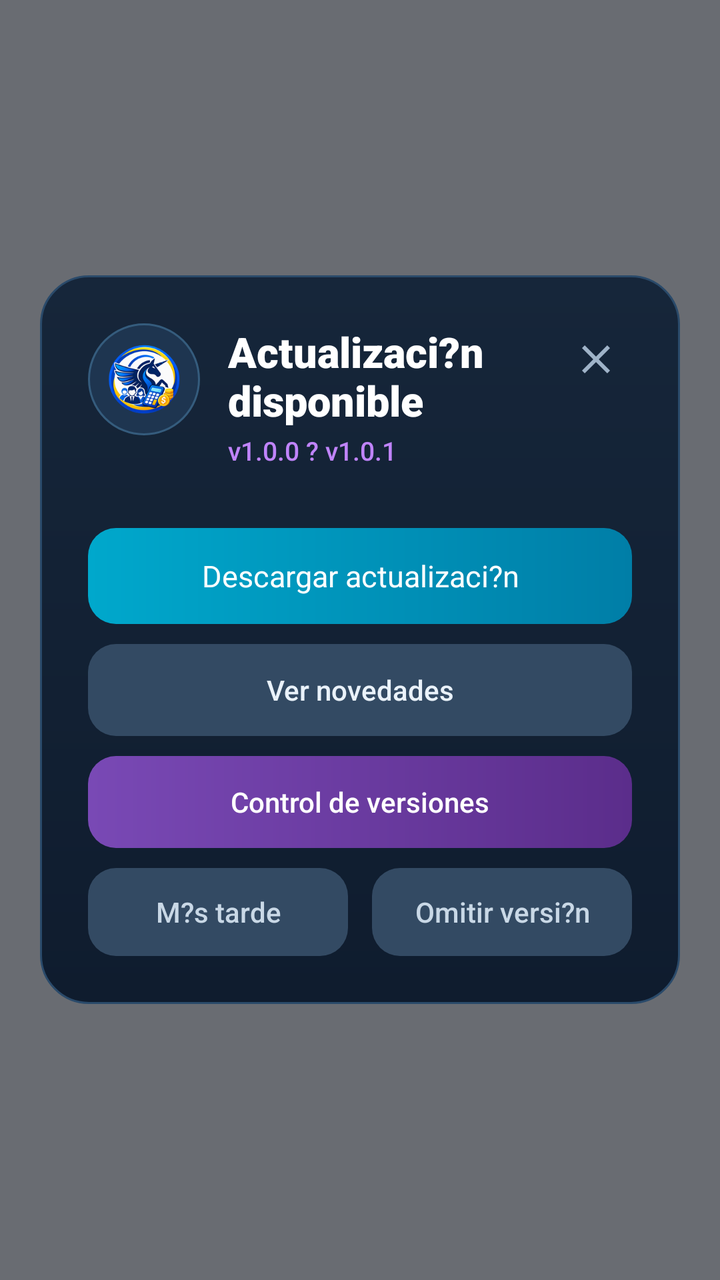
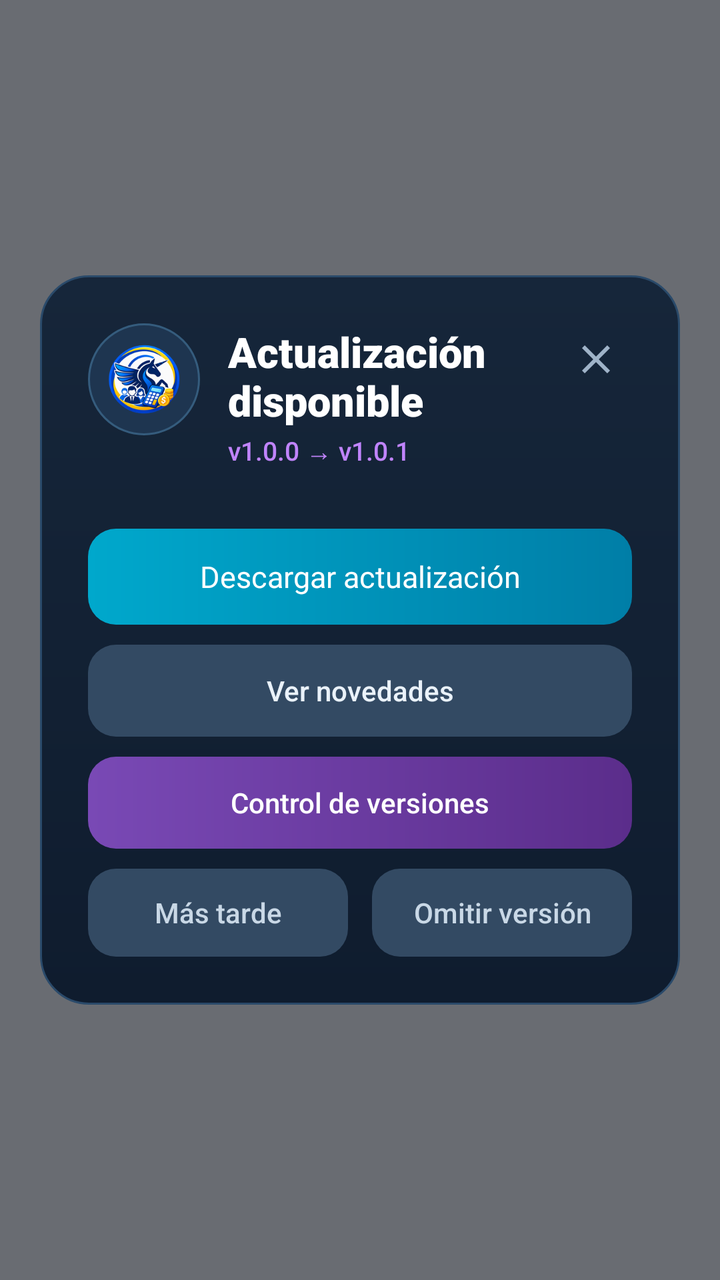

Compare the two renders of this Android layout. The source of the first and the diff that turns it into the second are given below.
<!-- AndroidManifest.xml: application theme Theme.UnicornioSoftware -->
<!-- res/layout/dialog_app_update.xml -->
<?xml version="1.0" encoding="utf-8"?>
<FrameLayout xmlns:android="http://schemas.android.com/apk/res/android"
    android:layout_width="match_parent"
    android:layout_height="match_parent"
    android:background="#99050B14"
    android:padding="20dp">

    <LinearLayout
        android:layout_width="match_parent"
        android:layout_height="wrap_content"
        android:layout_gravity="center"
        android:background="@drawable/bg_offline_card"
        android:orientation="vertical"
        android:padding="24dp">

        <LinearLayout
            android:layout_width="match_parent"
            android:layout_height="wrap_content"
            android:gravity="top"
            android:orientation="horizontal">

            <FrameLayout
                android:layout_width="56dp"
                android:layout_height="56dp"
                android:background="@drawable/bg_offline_icon"
                android:padding="10dp">

                <ImageView
                    android:layout_width="match_parent"
                    android:layout_height="match_parent"
                    android:contentDescription="@string/app_name"
                    android:scaleType="fitCenter"
                    android:src="@mipmap/ic_launcher_round" />
            </FrameLayout>

            <LinearLayout
                android:layout_width="0dp"
                android:layout_height="wrap_content"
                android:layout_marginStart="14dp"
                android:layout_weight="1"
                android:orientation="vertical"
                android:paddingEnd="8dp">

                <TextView
                    android:id="@+id/updateTitle"
                    android:layout_width="wrap_content"
                    android:layout_height="wrap_content"
                    android:fontFamily="sans-serif-black"
                    android:text="Actualizaci?n disponible"
                    android:textColor="#FFFFFF"
                    android:textSize="21sp" />

                <TextView
                    android:id="@+id/updateVersions"
                    android:layout_width="wrap_content"
                    android:layout_height="wrap_content"
                    android:layout_marginTop="2dp"
                    android:fontFamily="sans-serif-medium"
                    android:text="v1.0.0 ? v1.0.1"
                    android:textColor="#C084FC"
                    android:textSize="13sp" />
            </LinearLayout>

            <ImageButton
                android:id="@+id/btnUpdateClose"
                android:layout_width="36dp"
                android:layout_height="36dp"
                android:background="@android:color/transparent"
                android:contentDescription="Cerrar"
                android:padding="6dp"
                android:src="@drawable/ic_close"
                android:tint="#9FB3C8" />
        </LinearLayout>

        <TextView
            android:id="@+id/updateSummary"
            android:layout_width="match_parent"
            android:layout_height="wrap_content"
            android:layout_marginTop="14dp"
            android:fontFamily="sans-serif-medium"
            android:lineSpacingExtra="3dp"
            android:textColor="#B8C7D9"
            android:textSize="14sp"
            android:visibility="gone" />

        <LinearLayout
            android:id="@+id/updateMetaRow"
            android:layout_width="match_parent"
            android:layout_height="wrap_content"
            android:layout_marginTop="12dp"
            android:orientation="horizontal">

            <TextView
                android:id="@+id/updateSize"
                android:layout_width="wrap_content"
                android:layout_height="wrap_content"
                android:background="@drawable/bg_update_chip"
                android:fontFamily="sans-serif-medium"
                android:paddingStart="10dp"
                android:paddingTop="5dp"
                android:paddingEnd="10dp"
                android:paddingBottom="5dp"
                android:textColor="#9ADCF0"
                android:textSize="12sp"
                android:visibility="gone" />

            <TextView
                android:id="@+id/updateDate"
                android:layout_width="wrap_content"
                android:layout_height="wrap_content"
                android:layout_marginStart="8dp"
                android:background="@drawable/bg_update_chip"
                android:fontFamily="sans-serif-medium"
                android:paddingStart="10dp"
                android:paddingTop="5dp"
                android:paddingEnd="10dp"
                android:paddingBottom="5dp"
                android:textColor="#9ADCF0"
                android:textSize="12sp"
                android:visibility="gone" />
        </LinearLayout>

        <TextView
            android:id="@+id/updateRequired"
            android:layout_width="match_parent"
            android:layout_height="wrap_content"
            android:layout_marginTop="10dp"
            android:fontFamily="sans-serif-medium"
            android:text="Esta actualizaci?n es necesaria para continuar."
            android:textColor="#FCA5A5"
            android:textSize="13sp"
            android:visibility="gone" />

        <ScrollView
            android:id="@+id/updateChangesScroll"
            android:layout_width="match_parent"
            android:layout_height="wrap_content"
            android:layout_marginTop="12dp"
            android:fillViewport="false"
            android:maxHeight="220dp"
            android:visibility="gone">

            <LinearLayout
                android:id="@+id/updateChangesContainer"
                android:layout_width="match_parent"
                android:layout_height="wrap_content"
                android:orientation="vertical" />
        </ScrollView>

        <TextView
            android:id="@+id/updateMinSupported"
            android:layout_width="match_parent"
            android:layout_height="wrap_content"
            android:layout_marginTop="10dp"
            android:fontFamily="sans-serif"
            android:textColor="#94A3B8"
            android:textSize="12sp"
            android:visibility="gone" />

        <TextView
            android:id="@+id/btnUpdateDownload"
            android:layout_width="match_parent"
            android:layout_height="48dp"
            android:layout_marginTop="18dp"
            android:background="@drawable/bg_offline_button"
            android:fontFamily="sans-serif-bold"
            android:gravity="center"
            android:text="Descargar actualizaci?n"
            android:textColor="#FFFFFF"
            android:textSize="15sp" />

        <TextView
            android:id="@+id/btnUpdateNotes"
            android:layout_width="match_parent"
            android:layout_height="46dp"
            android:layout_marginTop="10dp"
            android:background="@drawable/bg_offline_button_secondary"
            android:fontFamily="sans-serif-medium"
            android:gravity="center"
            android:text="Ver novedades"
            android:textColor="#EAF2FA"
            android:textSize="14sp" />

        <TextView
            android:id="@+id/btnUpdateVersions"
            android:layout_width="match_parent"
            android:layout_height="46dp"
            android:layout_marginTop="10dp"
            android:background="@drawable/bg_update_versions_button"
            android:fontFamily="sans-serif-medium"
            android:gravity="center"
            android:text="Control de versiones"
            android:textColor="#FFFFFF"
            android:textSize="14sp" />

        <LinearLayout
            android:id="@+id/updateSecondaryRow"
            android:layout_width="match_parent"
            android:layout_height="wrap_content"
            android:layout_marginTop="10dp"
            android:orientation="horizontal">

            <TextView
                android:id="@+id/btnUpdateLater"
                android:layout_width="0dp"
                android:layout_height="44dp"
                android:layout_marginEnd="6dp"
                android:layout_weight="1"
                android:background="@drawable/bg_offline_button_secondary"
                android:fontFamily="sans-serif-medium"
                android:gravity="center"
                android:text="M?s tarde"
                android:textColor="#C9D8E6"
                android:textSize="14sp" />

            <TextView
                android:id="@+id/btnUpdateSkip"
                android:layout_width="0dp"
                android:layout_height="44dp"
                android:layout_marginStart="6dp"
                android:layout_weight="1"
                android:background="@drawable/bg_offline_button_secondary"
                android:fontFamily="sans-serif-medium"
                android:gravity="center"
                android:text="Omitir versi?n"
                android:textColor="#C9D8E6"
                android:textSize="14sp" />
        </LinearLayout>
    </LinearLayout>
</FrameLayout>
<!-- resources referenced by this layout -->
<resources>
  <!-- drawable bg_offline_button (drawable) -->
  <?xml version="1.0" encoding="utf-8"?>
  <ripple xmlns:android="http://schemas.android.com/apk/res/android" android:color="#66FFFFFF">
      <item>
          <shape android:shape="rectangle">
              <gradient
                  android:angle="0"
                  android:startColor="#00A8CC"
                  android:endColor="#007EA7" />
              <corners android:radius="14dp" />
          </shape>
      </item>
  </ripple>
  <!-- drawable bg_offline_button_secondary (drawable) -->
  <?xml version="1.0" encoding="utf-8"?>
  <ripple xmlns:android="http://schemas.android.com/apk/res/android" android:color="#66FFFFFF">
      <item>
          <shape android:shape="rectangle">
              <solid android:color="#334A63" />
              <corners android:radius="14dp" />
          </shape>
      </item>
  </ripple>
  <!-- drawable bg_offline_card (drawable) -->
  <?xml version="1.0" encoding="utf-8"?>
  <shape xmlns:android="http://schemas.android.com/apk/res/android" android:shape="rectangle">
      <gradient
          android:angle="270"
          android:startColor="#16263A"
          android:endColor="#0F1C2E" />
      <corners android:radius="24dp" />
      <stroke android:width="1dp" android:color="#2A4A6A" />
  </shape>
  <!-- drawable bg_offline_icon (drawable) -->
  <?xml version="1.0" encoding="utf-8"?>
  <shape xmlns:android="http://schemas.android.com/apk/res/android" android:shape="oval">
      <solid android:color="#1E3550" />
      <stroke android:width="1dp" android:color="#355C7D" />
  </shape>
  <!-- drawable bg_update_chip (drawable) -->
  <?xml version="1.0" encoding="utf-8"?>
  <shape xmlns:android="http://schemas.android.com/apk/res/android" android:shape="rectangle">
      <solid android:color="#1A3550" />
      <corners android:radius="999dp" />
      <stroke android:width="1dp" android:color="#2E5A78" />
  </shape>
  <!-- drawable bg_update_versions_button (drawable) -->
  <?xml version="1.0" encoding="utf-8"?>
  <ripple xmlns:android="http://schemas.android.com/apk/res/android" android:color="#66FFFFFF">
      <item>
          <shape android:shape="rectangle">
              <gradient
                  android:angle="0"
                  android:startColor="#7949B5"
                  android:endColor="#5B2D8B" />
              <corners android:radius="14dp" />
          </shape>
      </item>
  </ripple>
  <!-- drawable ic_close (drawable) -->
  <vector xmlns:android="http://schemas.android.com/apk/res/android"
      android:width="24dp" android:height="24dp" android:viewportWidth="24"
      android:viewportHeight="24">
      <path android:fillColor="#EAF2FA"
          android:pathData="M19,6.41L17.59,5 12,10.59 6.41,5 5,6.41 10.59,12 5,17.59 6.41,19 12,13.41 17.59,19 19,17.59 13.41,12z"/>
  </vector>
  <!-- mipmap ic_launcher_round: png bitmap (mipmap-hdpi, 11719 bytes) -->
  <string name="app_name">Ecosistema Financiero de Unicornio Software</string>
  <style name="Theme.UnicornioSoftware" parent="Theme.MaterialComponents.DayNight.NoActionBar">
          <item name="android:statusBarColor">@android:color/black</item>
          <item name="android:navigationBarColor">@android:color/black</item>
          <item name="android:windowLightStatusBar" tools:targetApi="m">false</item>
      </style>
</resources>

<!-- the commit's change to res/layout/dialog_app_update.xml (unified diff, before → after) -->
@@ -46,7 +46,7 @@
                     android:layout_width="wrap_content"
                     android:layout_height="wrap_content"
                     android:fontFamily="sans-serif-black"
-                    android:text="Actualizaci?n disponible"
+                    android:text="Actualización disponible"
                     android:textColor="#FFFFFF"
                     android:textSize="21sp" />
 
@@ -56,7 +56,7 @@
                     android:layout_height="wrap_content"
                     android:layout_marginTop="2dp"
                     android:fontFamily="sans-serif-medium"
-                    android:text="v1.0.0 ? v1.0.1"
+                    android:text="v1.0.0 → v1.0.1"
                     android:textColor="#C084FC"
                     android:textSize="13sp" />
             </LinearLayout>
@@ -126,7 +126,7 @@
             android:layout_height="wrap_content"
             android:layout_marginTop="10dp"
             android:fontFamily="sans-serif-medium"
-            android:text="Esta actualizaci?n es necesaria para continuar."
+            android:text="Esta actualización es necesaria para continuar."
             android:textColor="#FCA5A5"
             android:textSize="13sp"
             android:visibility="gone" />
@@ -165,7 +165,7 @@
             android:background="@drawable/bg_offline_button"
             android:fontFamily="sans-serif-bold"
             android:gravity="center"
-            android:text="Descargar actualizaci?n"
+            android:text="Descargar actualización"
             android:textColor="#FFFFFF"
             android:textSize="15sp" />
 
@@ -209,7 +209,7 @@
                 android:background="@drawable/bg_offline_button_secondary"
                 android:fontFamily="sans-serif-medium"
                 android:gravity="center"
-                android:text="M?s tarde"
+                android:text="Más tarde"
                 android:textColor="#C9D8E6"
                 android:textSize="14sp" />
 
@@ -222,7 +222,7 @@
                 android:background="@drawable/bg_offline_button_secondary"
                 android:fontFamily="sans-serif-medium"
                 android:gravity="center"
-                android:text="Omitir versi?n"
+                android:text="Omitir versión"
                 android:textColor="#C9D8E6"
                 android:textSize="14sp" />
         </LinearLayout>
